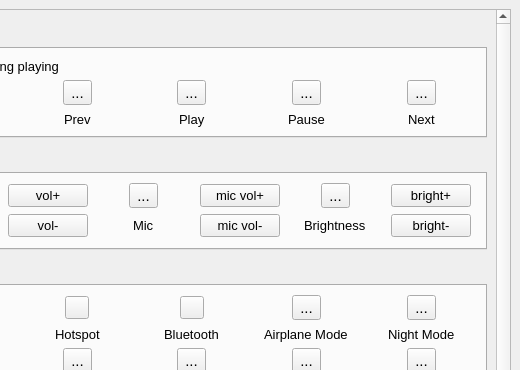
This is qwikaccess.ui in bollustrado/qwikaccess as Qt 5 draws it before an edit; both pictures show x 122 to 642 and y 0 to 370 of the 642 by 719 pixel window. The edited form follows.
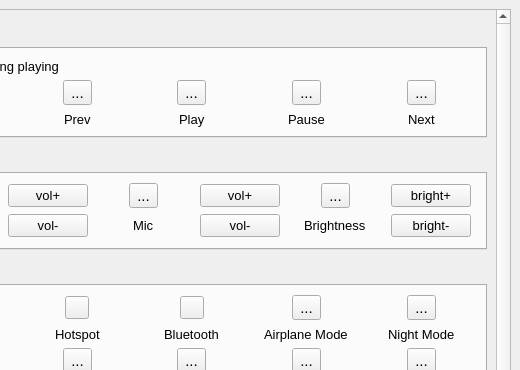
This is the edited form. Icons and pictures are not drawn.

```diff
--- a/qwikaccess.ui
+++ b/qwikaccess.ui
@@ -1253,7 +1253,7 @@
                </font>
               </property>
               <property name="text">
-               <string>mic vol+</string>
+               <string>vol+</string>
               </property>
              </widget>
             </item>
@@ -1332,7 +1332,7 @@
                </font>
               </property>
               <property name="text">
-               <string>mic vol-</string>
+               <string>vol-</string>
               </property>
              </widget>
             </item>
```
